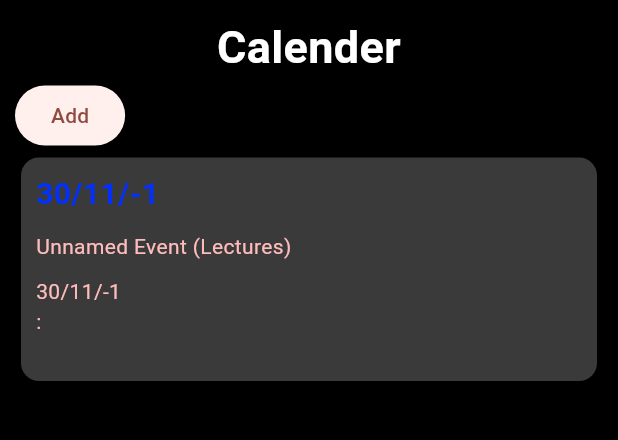
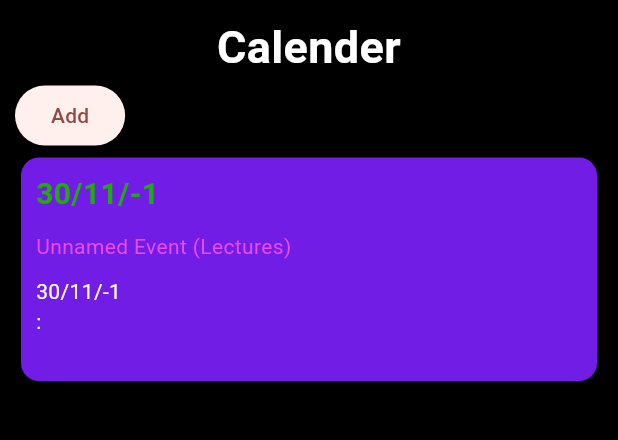
Before and after one commit to Moropabhi/IITHGalaxy, a Flutter app: the screen it shows after launch, after a tap on "Jot Down", after a tap on "Submit", on a phone screen of 412 x 824 dp, the part 84-524 px from its top. Run offline on Flutter 3.47's test engine with Material 3 defaults, Android fonts, the light colour scheme and no system bars; our stand-ins replace cloud_firestore, firebase_core; accounts and stored records are empty; network calls fail.

Commit message:
updated code

```diff
--- a/lib/calender.dart
+++ b/lib/calender.dart
@@ -105,7 +105,7 @@ class Calender {
           crossAxisAlignment: CrossAxisAlignment.stretch,
           children: [
             Card(
-              color: const Color.fromARGB(255, 58, 58, 58),
+              color: const Color.fromARGB(255, 113, 29, 230),
               clipBehavior: Clip.hardEdge,
               child: Container(
                 margin: EdgeInsets.all(10),
@@ -116,19 +116,19 @@ class Calender {
                     Text(
                       "${x.start.day}/${x.start.month}/${x.start.year}",
                       style: TextStyle(
-                        color: const Color.fromARGB(255, 0, 47, 255),
+                        color: const Color.fromARGB(255, 33, 168, 18),
                         fontWeight: FontWeight.bold,
                         fontSize: 20,
                         ),
                     ),
                     Text(
                       "${x.name} (${strEvent[x.type.index]})",
-                      style: TextStyle(color: const Color.fromARGB(255, 255, 188, 188)),
+                      style: TextStyle(color: const Color.fromARGB(255, 235, 75, 237)),
                     ),
                     Text(
                       x.getTime()??'',
                       textAlign: TextAlign.justify,
-                      style: TextStyle(color: const Color.fromARGB(255, 255, 188, 188)),
+                      style: TextStyle(color: const Color.fromARGB(255, 248, 248, 245)),
                     ),
                   ],
                 ),
@@ -201,6 +201,17 @@ List<Widget> getsmallListCard(BuildContext context) {
           final author = (data['authorDetails'] ?? data['author'] ?? '').toString();
           final detail = data['detail']?.toString();
 
+          final typeStr = (data['type'] ?? 'Others').toString();
+          EventType type = EventType.Others;
+
+          for (int i = 0; i < strEvent.length; i++) {
+            if (typeStr.toLowerCase() == strEvent[i].toLowerCase()) {
+              type = EventType.values[i];
+              break;
+            }
+          }
+
+
           DateTime start;
           final s = data['start'];
           if (s is Timestamp) {
@@ -230,6 +241,7 @@ List<Widget> getsmallListCard(BuildContext context) {
             start: start,
             duration: duration,
             detail: detail,
+            type: type,
           );
         }).toList();
       } catch (e) {
@@ -256,6 +268,7 @@ List<Widget> getsmallListCard(BuildContext context) {
         'name': e.name,
         'authorDetails': e.authorDetails,
         'detail': e.detail ?? '',
+        'type': strEvent[e.type.index],
         'start': Timestamp.fromDate(e.start),
         'durationMinutes': e.duration.inMinutes,
         'createdAt': FieldValue.serverTimestamp(),
--- a/lib/home_body.dart
+++ b/lib/home_body.dart
@@ -24,7 +24,7 @@ class _HomeBody extends State<HomeBody>
 Container(
         padding: EdgeInsets.all(10),
         decoration: BoxDecoration(
-          color: Colors.black,
+          color: const Color.fromARGB(255, 3, 2, 1),
           //image:DecorationImage(fit: BoxFit.fill,image:  AssetImage(weather)) ,
         ),
         child: Column(
--- a/lib/iithspecials.dart
+++ b/lib/iithspecials.dart
@@ -153,7 +153,7 @@ class IITHSpecial {
           crossAxisAlignment: CrossAxisAlignment.stretch,
           children: [
             Card(
-              color: const Color.fromARGB(255, 58, 58, 58),
+              color: const Color.fromARGB(255, 158, 58, 230),
               clipBehavior: Clip.hardEdge,
               child: Container(
                 margin: EdgeInsets.all(10),
@@ -172,12 +172,12 @@ class IITHSpecial {
                     ),
                     Text(
                       "${wrapUp(x.name,30)} \nby ${wrapUp(x.authorDetails,30)}",
-                      style: TextStyle(color: const Color.fromARGB(255, 255, 188, 188)),
+                      style: TextStyle(color: const Color.fromARGB(255, 137, 245, 87)),
                     ),
                     Text(
                       wrapUp(x.detail,300),
                       textAlign: TextAlign.justify,
-                      style: TextStyle(color: const Color.fromARGB(255, 255, 188, 188)),
+                      style: TextStyle(color: const Color.fromARGB(255, 235, 116, 112)),
                     ),
                   ],
                 ),
--- a/lib/opinions.dart
+++ b/lib/opinions.dart
@@ -148,7 +148,7 @@ class Opinions {
           crossAxisAlignment: CrossAxisAlignment.stretch,
           children: [
             Card(
-              color: const Color.fromARGB(255, 58, 58, 58),
+              color: const Color.fromARGB(255, 149, 78, 231),
               clipBehavior: Clip.hardEdge,
               child: Container(
                 margin: EdgeInsets.all(10),
@@ -167,7 +167,7 @@ class Opinions {
                     ),
                     Text(
                       "${wrapUp(x.name,30)} \nby ${wrapUp(x.authorDetails,30)}",
-                      style: TextStyle(color: const Color.fromARGB(255, 255, 188, 188)),
+                      style: TextStyle(color: const Color.fromARGB(255, 91, 199, 238)),
                     ),
                     Text(
                       wrapUp(x.detail,300),
```
